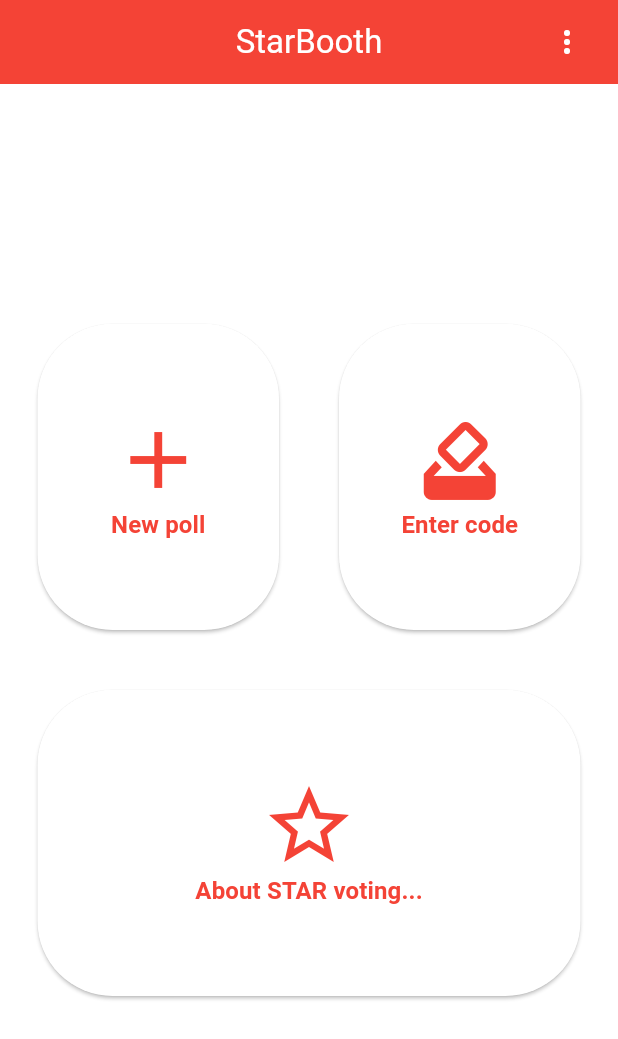
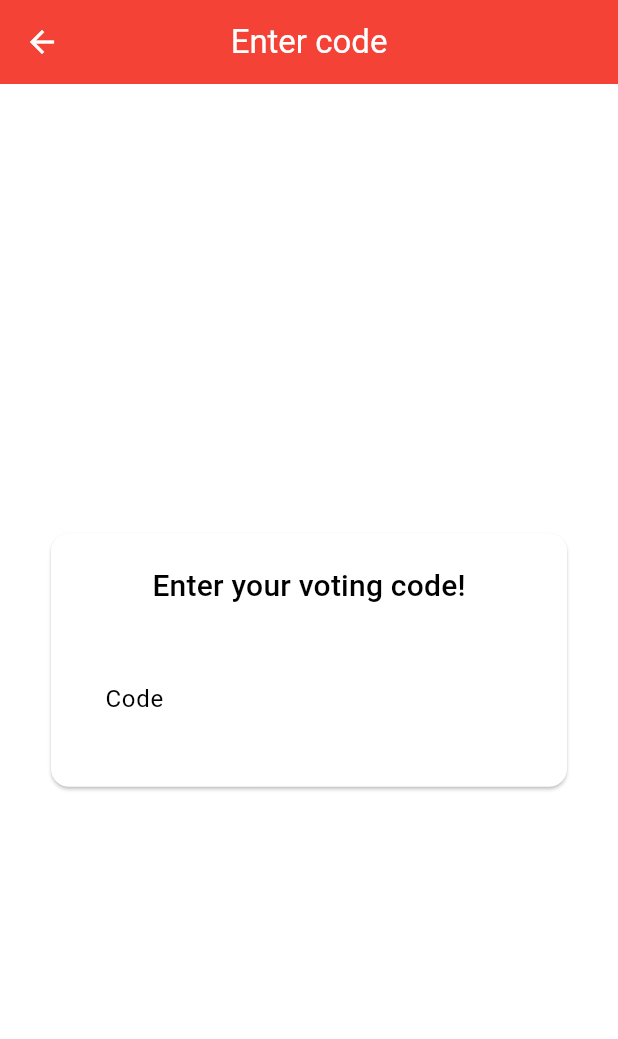
Before and after one commit to OrkenWhite/star_booth, a Flutter app: the screen it shows after launch, after a tap on "Enter code", on a phone screen of 412 x 824 dp. Shown: the top 1039 px of the screen. Run offline on Flutter 3.47's test engine with Material 2 defaults, Android fonts, the phone set to English and light mode, and no system bars; drawn by our look-alikes of dynamic_color; generated files the repository leaves out were written again; Roboto replaces fonts that are missing (cursive).

Commit message:
Completed UI prototype

```diff
--- a/lib/l10n/app_en.arb
+++ b/lib/l10n/app_en.arb
@@ -10,5 +10,18 @@
     "starDescription": "STAR (Score Then Automatic Runoff) voting is a voting method, which voters can give \"scores\" to each candidate.",
     "title": "Question",
     "option": "Option",
-    "deadline": "Vote ends"
+    "deadline": "Vote ends",
+    "pollCreated": "Poll successfully created.",
+    "votingCode": "Voting code",
+    "liveResults": "Live results",
+    "codeInvalid": "This code is not valid",
+    "codeValid": "This code is a valid voting code",
+    "codeEntryHelp": "Enter your voting code!",
+    "code": "Code",
+    "join": "Join",
+    "vote": "Vote",
+    "voteHelp": "Set the sliders according to your preferences.",
+    "submit": "Submit",
+    "automaticRunoff": "Automatic runoff",
+    "winner": "Winner"
 }
--- a/lib/main.dart
+++ b/lib/main.dart
@@ -1,7 +1,9 @@
 import 'package:dynamic_color/dynamic_color.dart';
 import 'package:flutter/material.dart';
+import 'package:flutter/services.dart';
 import 'package:flutter_gen/gen_l10n/app_localizations.dart';
 import 'package:polling_booth/screens/home_screen.dart';
+import 'package:polling_booth/screens/poll_code_screen.dart';
 
 void main() {
   runApp(const MyApp());
@@ -18,6 +20,10 @@ class MyApp extends StatelessWidget {
   // This widget is the root of your application.
   @override
   Widget build(BuildContext context) {
+    SystemChrome.setPreferredOrientations([
+      DeviceOrientation.portraitUp,
+      DeviceOrientation.portraitDown,
+    ]);
     return DynamicColorBuilder(builder:(lightScheme,darkScheme){
     return MaterialApp(
       title: 'StarBooth',
@@ -32,7 +38,7 @@ class MyApp extends StatelessWidget {
       localizationsDelegates: AppLocalizations.localizationsDelegates,
       supportedLocales: AppLocalizations.supportedLocales,
       home: Builder(
-        builder: (context) => HomeScreen()
+        builder: (context) => const HomeScreen()
       )
     );
     }
--- /dev/null
+++ b/lib/model/poll.dart
@@ -0,0 +1,37 @@
+import 'dart:collection';
+
+import 'package:flutter/material.dart';
+
+/*
+  The poll class contains details about a certain poll, and has two usages:
+    - To store and submit the scores the user gave when on the voting screen
+    - To store the results received from the server when on the result screen
+ */
+
+class Poll extends ChangeNotifier{
+  final String _title;
+  String get title => _title;
+  Map<String,int> _options;
+  UnmodifiableMapView<String,int> get options => UnmodifiableMapView(_options);
+  Map<String,int>? _runoffOptions;
+  UnmodifiableMapView<String,int>? get runoffOptions => _runoffOptions != null ? UnmodifiableMapView(_runoffOptions!) : null;
+  final String? _error;
+  String? get error => _error;
+  final bool _votable;
+  bool get votable => _votable;
+  void setScore(int index, int score){
+    if(!votable) return;
+    _options[_options.keys.elementAt(index)] = score;
+    notifyListeners();
+  }
+  void calculateWinner(){
+    if(!votable) {
+      _options = Map.fromEntries(_options.entries.toList()..sort((x,y) => y.value - x.value));
+      _runoffOptions = Map.fromEntries(_runoffOptions!.entries.toList()..sort((x,y) => y.value - x.value));
+      notifyListeners();
+    }
+  }
+  Poll(this._title,this._options,this._runoffOptions,this._votable,this._error){
+    calculateWinner();
+  }
+}
--- a/lib/screens/home_screen.dart
+++ b/lib/screens/home_screen.dart
@@ -2,6 +2,7 @@ import 'package:flutter/material.dart';
 import 'package:flutter_gen/gen_l10n/app_localizations.dart';
 import 'package:polling_booth/model/new_poll_model.dart';
 import 'package:polling_booth/screens/about_star.dart';
+import 'package:polling_booth/screens/vote_join_screen.dart';
 import 'package:polling_booth/widgets/card_button.dart';
 import 'package:provider/provider.dart';
 
@@ -19,7 +20,7 @@ class HomeScreen extends StatelessWidget {
     var locProvider = AppLocalizations.of(context);
     return Scaffold(
         appBar: AppBar(
-          title: Text(locProvider?.appName ?? "StarBooth",style:const TextStyle(fontFamily: 'cursive')),
+          title: Text(locProvider?.appName ?? "StarBooth",style:const TextStyle(fontFamily: 'cursive',fontSize: 32.0)),
           centerTitle: true,
           backgroundColor: Theme.of(context).primaryColor,
           foregroundColor: Theme.of(context).primaryColor.computeLuminance() > 0.5 ? Colors.black : Colors.white,
@@ -34,7 +35,7 @@ class HomeScreen extends StatelessWidget {
                           context: context,
                           builder: (_) => AlertDialog(
                             title: Text(locProvider?.about ?? "About"),
-                            content: Text((locProvider?.appName ?? "StarBooth") + "\r\n" + (locProvider?.copyright ?? "(C) 2023 Patrik Fábián") ),
+                            content: Text("${locProvider?.appName ?? "StarBooth"}\r\n${locProvider?.copyright ?? "(C) 2023 Patrik Fábián"}" ),
                             actions: <Widget>[
                               TextButton(
                                   onPressed: (){Navigator.of(context).pop(context);},
@@ -100,7 +101,13 @@ class HomeScreen extends StatelessWidget {
                         ),
                         const SizedBox(width:40.0),
                         Expanded(
-                          child: CardButton(Icons.how_to_vote_rounded,locProvider?.enterCode ?? "Enter code",(){}),
+                          child: CardButton(Icons.how_to_vote_rounded,locProvider?.enterCode ?? "Enter code",(){
+                            Navigator.of(context).push(MaterialPageRoute(
+                              builder: (context){
+                                return const VoteJoinScreen();
+                              }
+                            ));
+                          }),
                         )
                       ],
                     ),
--- /dev/null
+++ b/lib/screens/vote_join_screen.dart
@@ -0,0 +1,124 @@
+import 'package:flutter/material.dart';
+import 'package:flutter_gen/gen_l10n/app_localizations.dart';
+import 'package:polling_booth/screens/vote_screen.dart';
+import 'package:polling_booth/widgets/action_button.dart';
+import 'package:provider/provider.dart';
+
+import '../model/poll.dart';
+import '../widgets/status_card.dart';
+
+enum CodeValidationStatus { tooShort, invalid, validating, valid }
+
+class VoteJoinState extends State<VoteJoinScreen> {
+  var status = CodeValidationStatus.tooShort;
+  var code = "";
+  var codeInputController = TextEditingController();
+  @override
+  Widget build(BuildContext context) {
+    var locProvider = AppLocalizations.of(context)!;
+    var theme = Theme.of(context);
+    return Scaffold(
+        appBar: AppBar(
+          leading: IconButton(
+              icon: const Icon(Icons.arrow_back),
+              onPressed: () {
+                Navigator.of(context).pop();
+              }),
+          centerTitle: true,
+          backgroundColor: Theme.of(context).primaryColor,
+          foregroundColor:
+              Theme.of(context).primaryColor.computeLuminance() > 0.5
+                  ? Colors.black
+                  : Colors.white,
+          title: Text(locProvider.enterCode),
+        ),
+        body: Padding(
+          padding: const EdgeInsets.all(30.0),
+          child: Column(
+            mainAxisAlignment: MainAxisAlignment.center,
+            children: [
+              if (status != CodeValidationStatus.tooShort) Padding(
+                  padding: const EdgeInsets.only(bottom: 60),
+                  child: (status == CodeValidationStatus.invalid)
+                      ? StatusCard(theme.colorScheme.error,
+                          theme.colorScheme.onError, locProvider.codeInvalid)
+                      : status == CodeValidationStatus.valid
+                          ? StatusCard(null, null, locProvider.codeValid)
+                          : (status == CodeValidationStatus.validating)
+                              ? const Center(child: CircularProgressIndicator())
+                              : null),
+              Card(
+                  child: Padding(
+                padding: const EdgeInsets.all(20.0),
+                child: Column(
+                  mainAxisAlignment: MainAxisAlignment.center,
+                  children: [
+                    Padding(
+                      padding: const EdgeInsets.only(bottom: 22),
+                        child: Text(locProvider.codeEntryHelp,style: theme.textTheme.titleMedium?.copyWith(fontSize: 20))),
+                    TextField(
+                      controller: codeInputController,
+                      onChanged: (it) {
+                        setState(() {
+                          code = it;
+                          status = it.length == 5
+                              ? CodeValidationStatus.valid
+                              : CodeValidationStatus.invalid;
+                        });
+                      },
+                      textAlign: TextAlign.center,
+                      style: TextStyle(
+                          fontWeight: FontWeight.bold,
+                          fontSize: 30.0,
+                          color: theme.colorScheme.primary),
+                      decoration: InputDecoration(
+                          border: const OutlineInputBorder(),
+                          label: Text(locProvider.code)),
+                    ),
+                    if (status == CodeValidationStatus.valid)
+                      Row(
+                        mainAxisSize: MainAxisSize.max,
+                        mainAxisAlignment: MainAxisAlignment.center,
+                        children: [
+                          Expanded(
+                            child: Padding(
+                              padding: const EdgeInsets.only(top: 20.0),
+                              child: ActionButton(() {
+                                Navigator.of(context).push(MaterialPageRoute(
+                                    builder: (context) =>
+                                        ChangeNotifierProvider(
+                                          create: (context) => Poll(
+                                              "Test title",
+                                              {
+                                                "Test option 1 about the long text present here":
+                                                    0,
+                                                "Test option 2": 0,
+                                                "Test option 3": 0
+                                              },
+                                              null,
+                                              true,
+                                              null),
+                                          child: const VoteScreen(),
+                                        )));
+                              }, locProvider.join),
+                            ),
+                          )
+                        ],
+                      )
+                  ],
+                ),
+              )),
+            ],
+          ),
+        ));
+  }
+}
+
+class VoteJoinScreen extends StatefulWidget {
+  const VoteJoinScreen({super.key});
+
+  @override
+  State<StatefulWidget> createState() {
+    return VoteJoinState();
+  }
+}
```
Also changed, not shown: lib/l10n/app_hu.arb (+14 -1 lines), lib/screens/about_star.dart (+18 -17 lines), lib/screens/new_vote.dart (+12 -3 lines), lib/screens/poll_code_screen.dart (added, +78 -0 lines), lib/screens/result_screen.dart (added, +74 -0 lines), lib/screens/vote_screen.dart (added, +112 -0 lines), lib/widgets/action_button.dart (added, +26 -0 lines), lib/widgets/score_card.dart (added, +38 -0 lines), lib/widgets/status_card.dart (added, +28 -0 lines), 1 other file.
